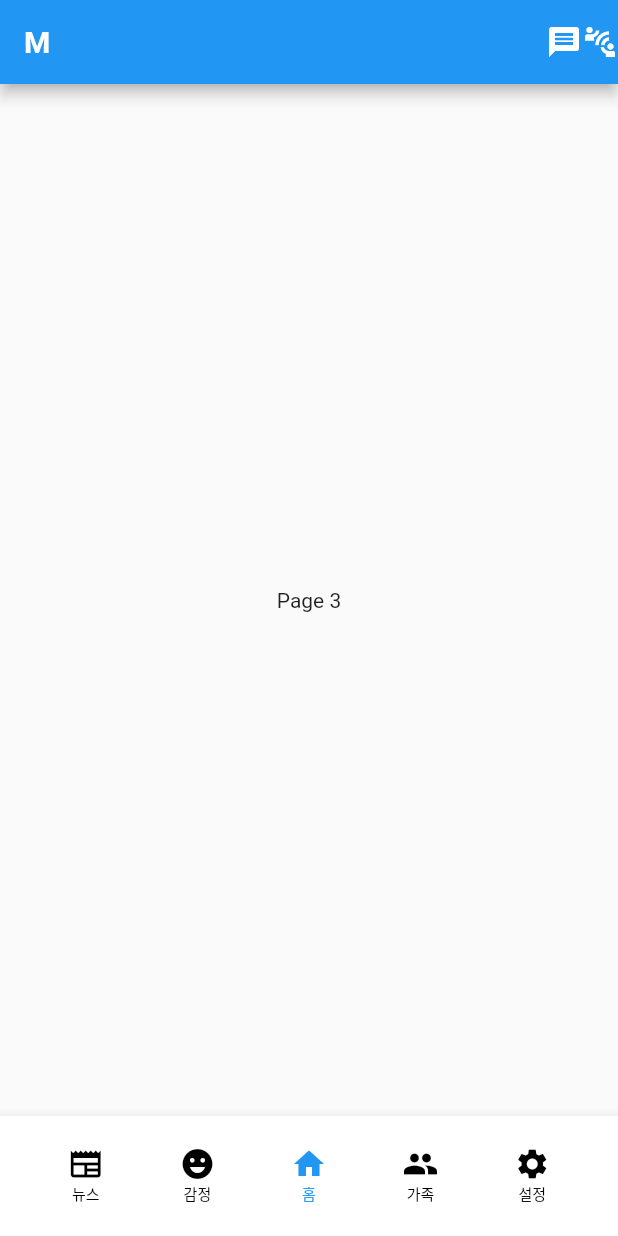
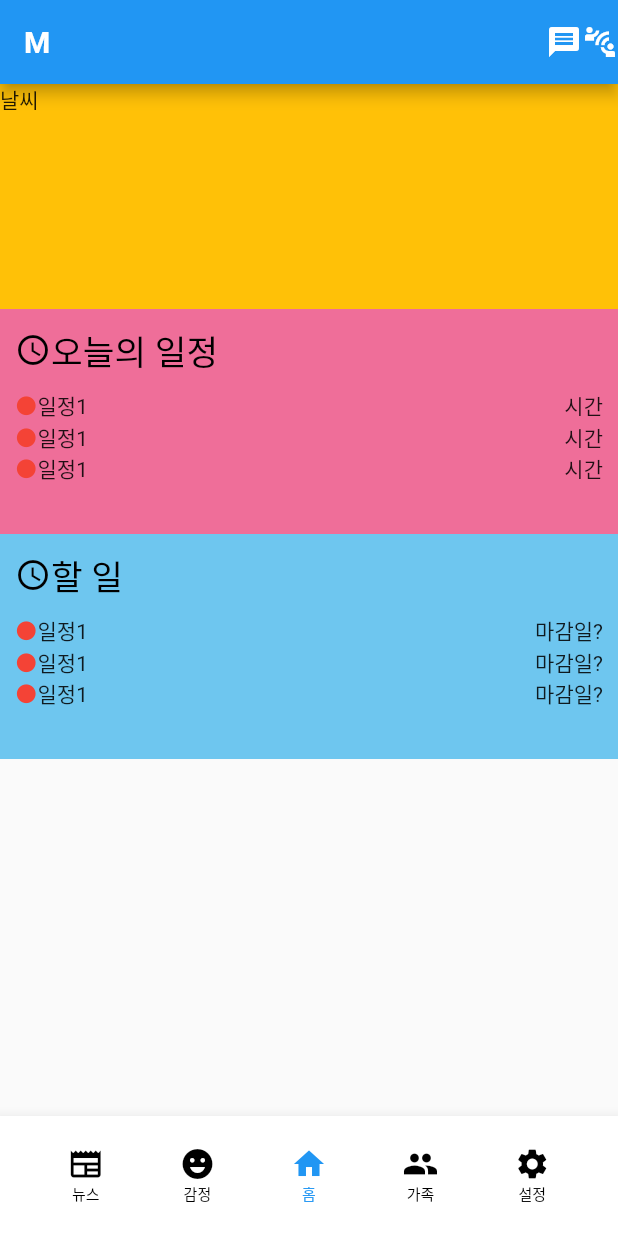
Before and after one commit to kimkyury/MirrorMe-SmartMirror-SpringBoot, a Flutter app: the screen it shows after launch, swiped to page 3, on a phone screen of 412 x 824 dp. Run offline on Flutter 3.47's test engine with Material 2 defaults, Android fonts, the phone set to English and light mode, and no system bars.

Commit message:
refactor : application router view refactoring

```diff
--- /dev/null
+++ b/Frontend/Application/flutter_application_1/lib/component/Home.dart
@@ -0,0 +1,169 @@
+import 'package:flutter/material.dart';
+
+class Home extends StatelessWidget {
+  @override
+  Widget build(BuildContext context) {
+    // 홈 컴포넌트의 내용을 작성
+    return ListView(
+      children: [
+        Container( // 날씨
+          height: 150,
+          color: Colors.amber,
+          child: Text('날씨'),
+        ),
+
+        Container( // 오늘 일정
+          padding: EdgeInsets.all(10),
+          height: 150,
+          color: const Color.fromARGB(255, 239, 110, 153),
+          child: Column(
+            children: [
+
+              Container( // 제목
+                margin: EdgeInsets.fromLTRB(0, 0, 0, 10),
+                child: Row(
+                  crossAxisAlignment: CrossAxisAlignment.center,
+                  children: [
+                    Icon(Icons.schedule, color: Colors.black,),
+                    Text('오늘의 일정', style: TextStyle( // 오늘 날짜도 추가할 지 논의 필요
+                      color: Colors.black,
+                      fontSize: 23,
+                      fontWeight: FontWeight.w500
+                    ),)
+                  ],
+                ),
+              ),
+
+              Container( // 일정 한 개
+                child: Row(
+                  mainAxisAlignment: MainAxisAlignment.spaceBetween,
+                  children: [
+                    Container(
+                      child: Row(
+                        children: [
+                          Icon(Icons.circle, color: Colors.red, size: 15,),
+                          Text('일정1')
+                        ]
+                      ),
+                    ),
+                    Text('시간')
+                  ],
+                ),
+              ),
+
+              Container( // 일정 한 개
+                child: Row(
+                  mainAxisAlignment: MainAxisAlignment.spaceBetween,
+                  children: [
+                    Container(
+                      child: Row(
+                        children: [
+                          Icon(Icons.circle, color: Colors.red, size: 15,),
+                          Text('일정1')
+                        ]
+                      ),
+                    ),
+                    Text('시간')
+                  ],
+                ),
+              ),
+              Container( // 일정 한 개
+                child: Row(
+                  mainAxisAlignment: MainAxisAlignment.spaceBetween,
+                  children: [
+                    Container(
+                      child: Row(
+                        children: [
+                          Icon(Icons.circle, color: Colors.red, size: 15,),
+                          Text('일정1')
+                        ]
+                      ),
+                    ),
+                    Text('시간')
+                  ],
+                ),
+              )
+
+            ],
+          ),
+        ),
+
+        Container( // 할 일
+          padding: EdgeInsets.all(10),
+          height: 150,
+          color: Color.fromARGB(255, 110, 198, 239),
+          child: Column(
+            children: [
+
+              Container( // 제목
+                margin: EdgeInsets.fromLTRB(0, 0, 0, 10),
+                child: Row(
+                  crossAxisAlignment: CrossAxisAlignment.center,
+                  children: [
+                    Icon(Icons.schedule, color: Colors.black,),
+                    Text('할 일', style: TextStyle(
+                      color: Colors.black,
+                      fontSize: 23,
+                      fontWeight: FontWeight.w500
+                    ),)
+                  ],
+                ),
+              ),
+
+              Container( // 일정 한 개
+                child: Row(
+                  mainAxisAlignment: MainAxisAlignment.spaceBetween,
+                  children: [
+                    Container(
+                      child: Row(
+                        children: [
+                          Icon(Icons.circle, color: Colors.red, size: 15,),
+                          Text('일정1')
+                        ]
+                      ),
+                    ),
+                    Text('마감일?')
+                  ],
+                ),
+              ),
+
+              Container( // 일정 한 개
+                child: Row(
+                  mainAxisAlignment: MainAxisAlignment.spaceBetween,
+                  children: [
+                    Container(
+                      child: Row(
+                        children: [
+                          Icon(Icons.circle, color: Colors.red, size: 15,),
+                          Text('일정1')
+                        ]
+                      ),
+                    ),
+                    Text('마감일?')
+                  ],
+                ),
+              ),
+              Container( // 일정 한 개
+                child: Row(
+                  mainAxisAlignment: MainAxisAlignment.spaceBetween,
+                  children: [
+                    Container(
+                      child: Row(
+                        children: [
+                          Icon(Icons.circle, color: Colors.red, size: 15,),
+                          Text('일정1')
+                        ]
+                      ),
+                    ),
+                    Text('마감일?')
+                  ],
+                ),
+              )
+
+            ],
+          ),
+        ),
+      ],
+    );
+  }
+}
```
Also changed, not shown: Frontend/Application/flutter_application_1/lib/component/Emotions.dart (added, +11 -0 lines), Frontend/Application/flutter_application_1/lib/component/Family.dart (added, +11 -0 lines), Frontend/Application/flutter_application_1/lib/component/News.dart (added, +120 -0 lines), Frontend/Application/flutter_application_1/lib/component/Settings.dart (added, +11 -0 lines), Frontend/Application/flutter_application_1/lib/main.dart (+11 -168 lines).
